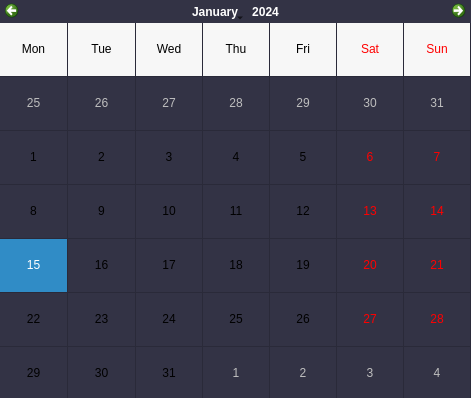
Shinusei/TilingTime, file D_TilingTimeC.ui: the form before one commit.
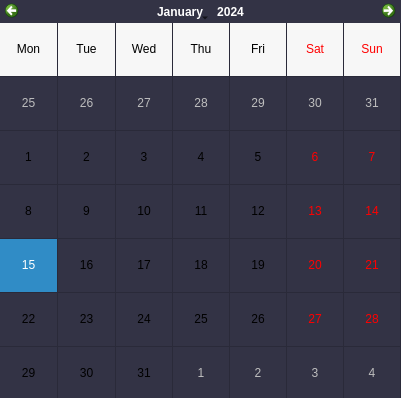
The form after the commit.

Commit message: more windows, time sync, calendar button

```diff
--- a/D_TilingTimeC.ui
+++ b/D_TilingTimeC.ui
@@ -6,10 +6,16 @@
    <rect>
     <x>0</x>
     <y>0</y>
-    <width>471</width>
+    <width>401</width>
     <height>398</height>
    </rect>
   </property>
+  <property name="maximumSize">
+   <size>
+    <width>472</width>
+    <height>399</height>
+   </size>
+  </property>
   <property name="windowTitle">
    <string>Date</string>
   </property>
@@ -23,10 +29,16 @@
      <rect>
       <x>0</x>
       <y>0</y>
-      <width>471</width>
+      <width>401</width>
       <height>401</height>
      </rect>
     </property>
+    <property name="maximumSize">
+     <size>
+      <width>500</width>
+      <height>500</height>
+     </size>
+    </property>
     <property name="styleSheet">
      <string notr="true">QCalendarWidget {
 color: white;
```
Left out of the diff: 2 changed lines with no effect on the pictures. The commit also changes 4 other files.
